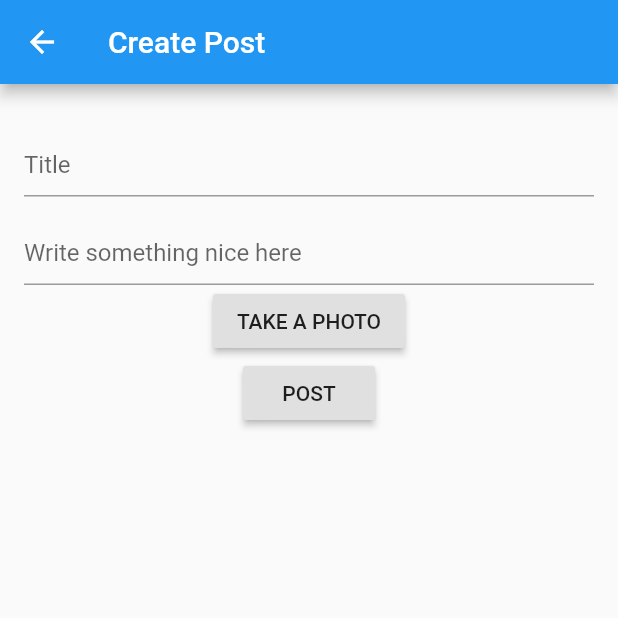
After one commit to AutSoft/hwsw-2020-mobile-development-with-flutter, a Flutter app: the CreatePostPage screen opened directly, on a phone screen of 412 x 824 dp, the top half of it. The commit adds this screen. Run offline on Flutter 3.47's test engine with Material 2 defaults, Android fonts, the phone set to English and light mode, and no system bars; our stand-ins replace charts_flutter, firebase_auth, firebase_core, firebase_crashlytics, firebase_database, firebase_storage and 3 more; missing offline and left inert: lipsum; accounts and stored records are empty; generated files the repository leaves out were written again; network calls fail.

Commit message:
Add final state of the FlutterForum project for 06

```diff
--- /dev/null
+++ b/06_Firebase/0x_flutter_forum_final/flutter_forum/lib/domain/model/post.dart
@@ -0,0 +1,24 @@
+import 'package:json_annotation/json_annotation.dart';
+
+part 'post.g.dart';
+
+@JsonSerializable()
+class Post {
+  final String uid;
+  final String author;
+  final String title;
+  final String body;
+  final String imageUrl;
+
+  Post({
+    this.uid,
+    this.author,
+    this.title,
+    this.body,
+    this.imageUrl,
+  });
+
+  factory Post.fromJson(Map<String, dynamic> json) => _$PostFromJson(json);
+
+  Map<String, dynamic> toJson() => _$PostToJson(this);
+}
--- /dev/null
+++ b/06_Firebase/0x_flutter_forum_final/flutter_forum/lib/ui/createpost/create_post_page.dart
@@ -0,0 +1,132 @@
+import 'dart:convert';
+import 'dart:io';
+
+import 'package:firebase_auth/firebase_auth.dart';
+import 'package:firebase_database/firebase_database.dart';
+import 'package:firebase_storage/firebase_storage.dart';
+import 'package:flutter/material.dart';
+import 'package:flutter_forum/domain/model/post.dart';
+import 'package:image_picker/image_picker.dart';
+import 'package:uuid/uuid.dart';
+
+class CreatePostPage extends StatefulWidget {
+  @override
+  _CreatePostPageState createState() => _CreatePostPageState();
+}
+
+class _CreatePostPageState extends State<CreatePostPage> {
+  final _postTitleController = TextEditingController();
+  final _postBodyController = TextEditingController();
+
+  Future<File> _imageFuture;
+  File selectedImage;
+  final _imagePicker = ImagePicker();
+
+  Future<void> _pickImage() async {
+    final pickedFile = await _imagePicker.getImage(source: ImageSource.camera);
+
+    setState(() {
+      if (pickedFile != null) {
+        _imageFuture = Future.value(File(pickedFile.path));
+      } else {
+        print('No image selected.');
+      }
+    });
+  }
+
+  Future<void> _submitPost(BuildContext context) async {
+    // TODO Upload image to Cloud Storage
+    String imageUrl;
+    if (selectedImage != null) {
+      final storageRef = FirebaseStorage.instance.ref();
+      final imageName = UriData.fromString(
+        "${Uuid().v4()}.jpg",
+        encoding: Encoding.getByName("UTF-8"),
+      );
+      final newImageRef = storageRef.child("images/$imageName");
+
+      newImageRef.putFile(selectedImage).onComplete.then((value) async {
+        imageUrl = await newImageRef.getDownloadURL();
+        return uploadPost(context, imageUrl);
+      });
+    } else {
+      uploadPost(context);
+    }
+  }
+
+  Future<void> uploadPost(BuildContext context, [String imageUrl]) {
+    // TODO create a new post in the Realtime Database
+    final postsRef = FirebaseDatabase.instance.reference().child("posts");
+    final key = postsRef.push().key;
+
+    final newPost = Post(
+            uid: key,
+            title: _postTitleController.text,
+            body: _postBodyController.text,
+            author: FirebaseAuth.instance.currentUser?.email ?? "Anonymous",
+            imageUrl: imageUrl)
+        .toJson();
+
+    postsRef.child(key).set(newPost).whenComplete(() => Navigator.of(context).pop());
+  }
+
+  @override
+  Widget build(BuildContext context) {
+    return Scaffold(
+      appBar: AppBar(
+        title: Text("Create Post"),
+      ),
+      body: Padding(
+        padding: const EdgeInsets.all(16.0),
+        child: Column(
+          children: [
+            TextField(
+              controller: _postTitleController,
+              decoration: InputDecoration(
+                alignLabelWithHint: true,
+                labelText: "Title",
+              ),
+            ),
+            TextField(
+              controller: _postBodyController,
+              decoration: InputDecoration(
+                alignLabelWithHint: true,
+                labelText: "Write something nice here",
+              ),
+            ),
+            FutureBuilder(
+              future: _imageFuture,
+              builder: (context, snapshot) {
+                if (snapshot.hasData) {
+                  selectedImage = snapshot.data;
+                  return Padding(
+                    padding: const EdgeInsets.all(8.0),
+                    child: SizedBox(
+                      width: 100,
+                      height: 100,
+                      child: Image.file(selectedImage),
+                    ),
+                  );
+                }
+
+                return Container();
+              },
+            ),
+            RaisedButton(
+              onPressed: () {
+                _pickImage();
+              },
+              child: Text("Take a photo".toUpperCase()),
+            ),
+            RaisedButton(
+              onPressed: () {
+                _submitPost(context);
+              },
+              child: Text("Post".toUpperCase()),
+            ),
+          ],
+        ),
+      ),
+    );
+  }
+}
--- /dev/null
+++ b/06_Firebase/0x_flutter_forum_final/flutter_forum/lib/ui/posts/post_item.dart
@@ -0,0 +1,39 @@
+import 'package:flutter/material.dart';
+import 'package:flutter_forum/domain/model/post.dart';
+
+class PostItem extends StatelessWidget {
+  Post post;
+
+  PostItem(this.post);
+
+  @override
+  Widget build(BuildContext context) {
+    return Padding(
+      padding: const EdgeInsets.symmetric(horizontal: 8.0),
+      child: Card(
+        child: Padding(
+          padding: const EdgeInsets.all(12.0),
+          child: Column(
+            crossAxisAlignment: CrossAxisAlignment.start,
+            children: [
+              Text(post.title),
+              Padding(
+                padding: const EdgeInsets.only(top: 8.0),
+                child: Text(post.author),
+              ),
+              Padding(
+                padding: const EdgeInsets.only(top: 8.0),
+                child: Text(post.body),
+              ),
+              if (post.imageUrl != null)
+                Padding(
+                  padding: const EdgeInsets.only(top: 4.0),
+                  child: Image.network(post.imageUrl),
+                )
+            ],
+          ),
+        ),
+      ),
+    );
+  }
+}
--- a/06_Firebase/0x_flutter_forum_final/flutter_forum/pubspec.yaml
+++ b/06_Firebase/0x_flutter_forum_final/flutter_forum/pubspec.yaml
@@ -33,9 +33,9 @@ dependencies:
   image_picker:
   path_provider:
   path:
-  flutter_conditional_rendering: ^1.1.1
-  json_annotation: ^3.0.0
-
+  flutter_conditional_rendering: "^1.1.1"
+  json_annotation: "^3.0.0"
+  uuid: "2.2.2"
 
   # The following adds the Cupertino Icons font to your application.
   # Use with the CupertinoIcons class for iOS style icons.
```
Also changed, not shown: 06_Firebase/0x_flutter_forum_final/flutter_forum/lib/main.dart (+31 -3 lines), 06_Firebase/0x_flutter_forum_final/flutter_forum/lib/ui/login/login_page.dart (+44 -12 lines), 06_Firebase/0x_flutter_forum_final/flutter_forum/lib/ui/posts/posts_page.dart (+114 -11 lines), 06_Firebase/0x_flutter_forum_final/flutter_forum/lib/domain/model/post.g.dart (added), 06_Firebase/0x_flutter_forum_final/flutter_forum/pubspec.lock, 1 other file.
